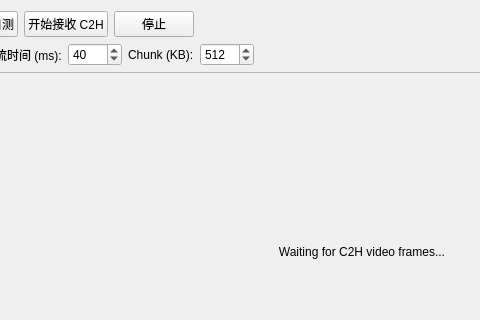
Qt form widget.ui (jingzezhang818/camera_viewer) before a commit; both pictures show x 188 to 668 and y 0 to 320 of the 1100 by 760 pixel window.
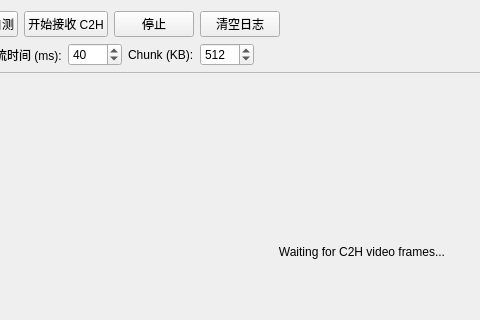
The same form after that commit.

```diff
--- a/widget.ui
+++ b/widget.ui
@@ -44,6 +44,13 @@
        </property>
       </widget>
      </item>
+     <item>
+      <widget class="QPushButton" name="btnClearLog">
+       <property name="text">
+        <string>清空日志</string>
+       </property>
+      </widget>
+     </item>
      <item>
       <spacer name="topSpacer">
        <property name="orientation">
```
Left out of the diff: 4 changed lines with no effect on the pictures.
